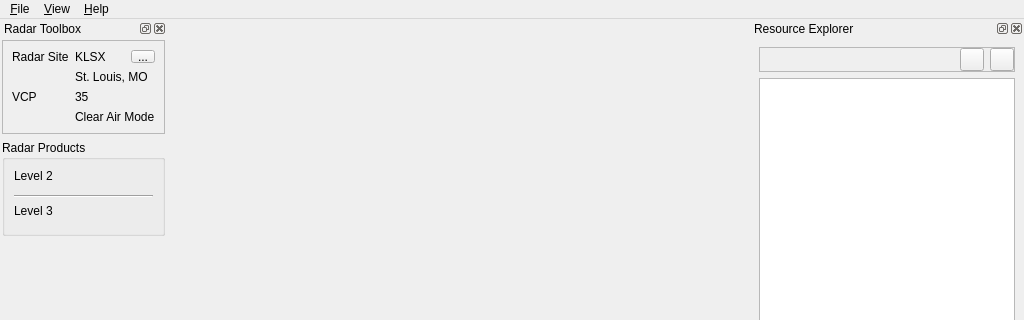
dpaulat/supercell-wx, file scwx-qt/source/scwx/qt/main/main_window.ui: the form before one commit; both pictures show x 0 to 1024 and y 0 to 320 of the 1024 by 768 pixel window.
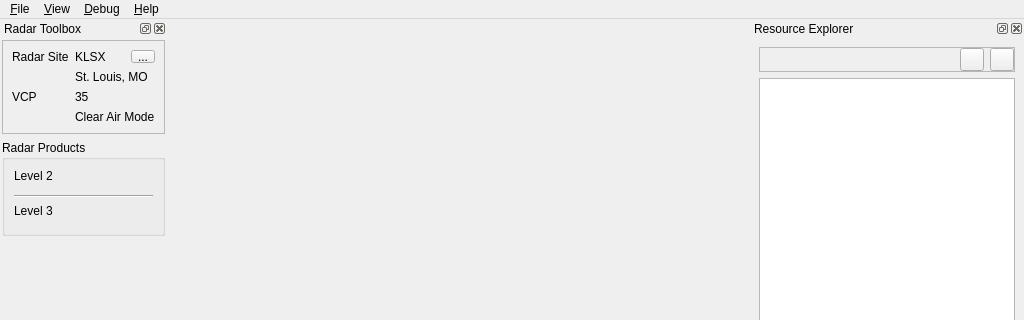
The form after the commit. Icons and pictures are not drawn.

Commit message: Add imgui debug window, still need to use unique contexts

```diff
--- a/scwx-qt/source/scwx/qt/main/main_window.ui
+++ b/scwx-qt/source/scwx/qt/main/main_window.ui
@@ -35,7 +35,7 @@
      <x>0</x>
      <y>0</y>
      <width>1024</width>
-     <height>22</height>
+     <height>21</height>
     </rect>
    </property>
    <widget class="QMenu" name="menuFile">
@@ -67,8 +67,15 @@
     <addaction name="actionResourceExplorer"/>
     <addaction name="actionAlerts"/>
    </widget>
+   <widget class="QMenu" name="menuDebug">
+    <property name="title">
+     <string>&amp;Debug</string>
+    </property>
+    <addaction name="actionImGuiDebug"/>
+   </widget>
    <addaction name="menuFile"/>
    <addaction name="menuView"/>
+   <addaction name="menuDebug"/>
    <addaction name="menuHelp"/>
   </widget>
   <widget class="QStatusBar" name="statusbar"/>
```
Left out of the diff: 5 changed lines with no effect on the pictures. The commit also changes 9 other files.
